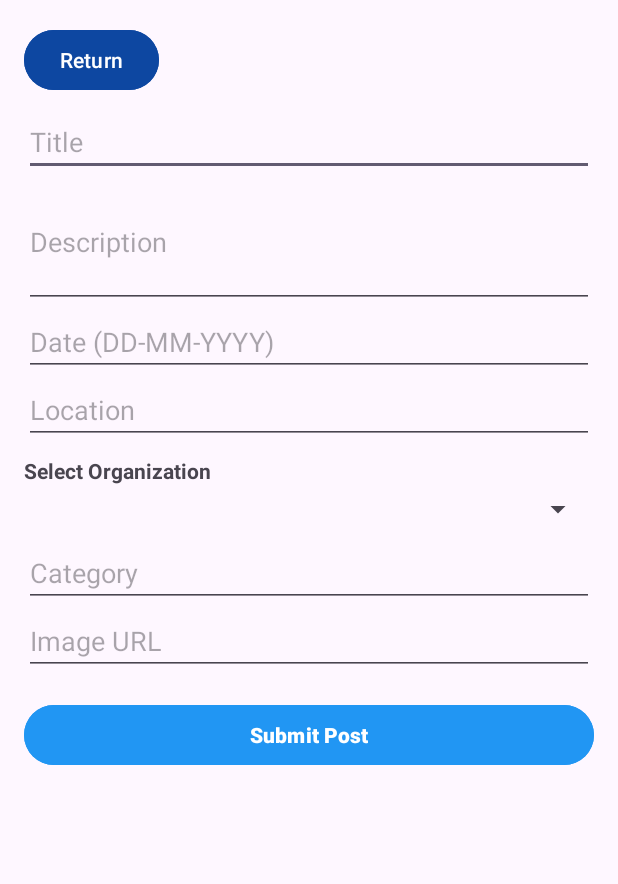
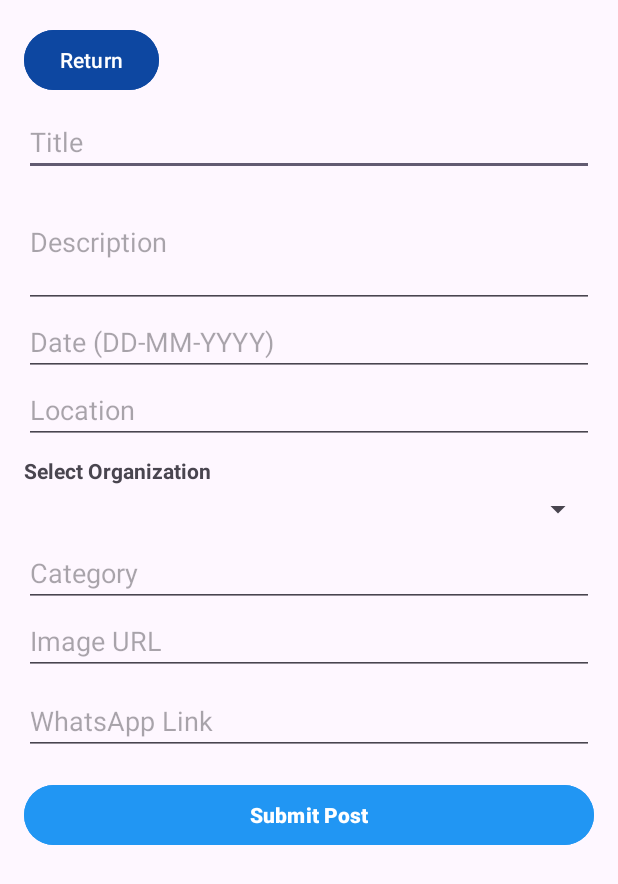
Before and after one commit to AidLink-app/AidLink-Volunteering-app, an Android app: the AddPostActivity screen opened directly, with no data from a screen before it, on a phone screen of 412 x 824 dp. Shown: the top 884 px of the screen. Run offline under Robolectric (Android 15) with nearby library versions, the phone set to English and light mode, and no system bars; our stand-ins replace Firebase (no records; nobody signed in at launch, a user with empty details on screens opened directly).

Commit message:
Update activity_add_post.xml

```diff
--- a/app/src/main/res/layout/activity_add_post.xml
+++ b/app/src/main/res/layout/activity_add_post.xml
@@ -83,6 +83,16 @@
             android:hint="Image URL"
             android:inputType="textUri" />
 
+        <!-- WhatsApp Link -->
+        <EditText
+            android:id="@+id/editTextWhatsappLink"
+            android:layout_width="match_parent"
+            android:layout_height="wrap_content"
+            android:hint="WhatsApp Link"
+            android:inputType="textUri"
+            android:layout_marginTop="8dp" />
+
+
         <!-- Submit Button -->
         <Button
             android:id="@+id/buttonSubmit"
```
